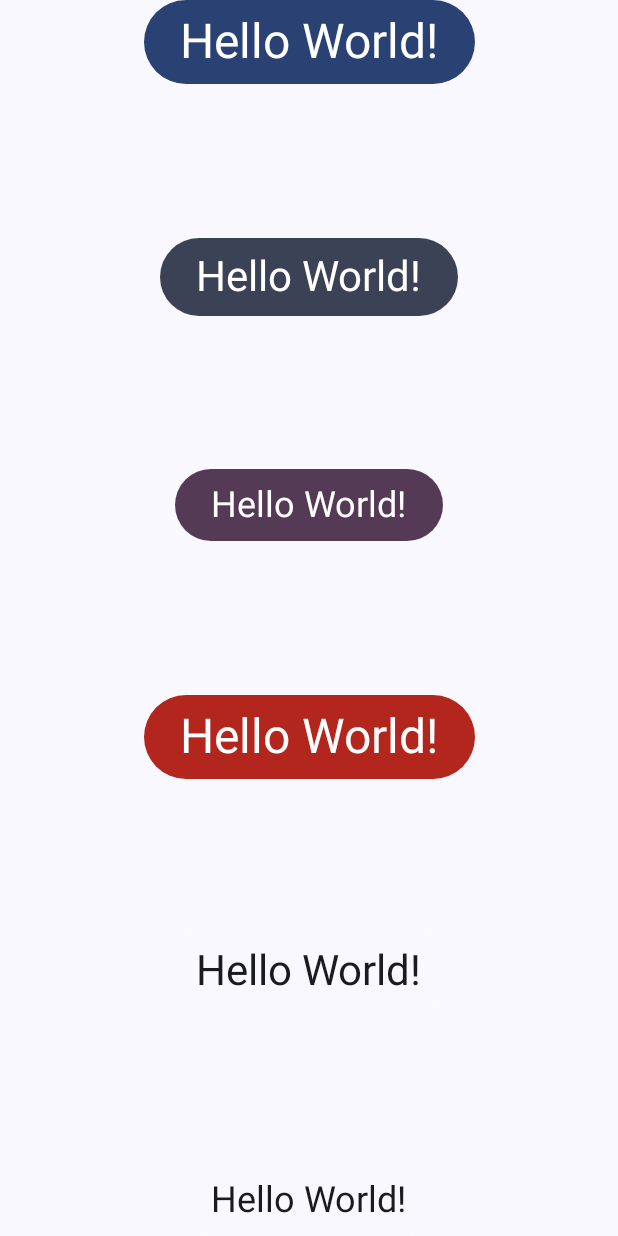
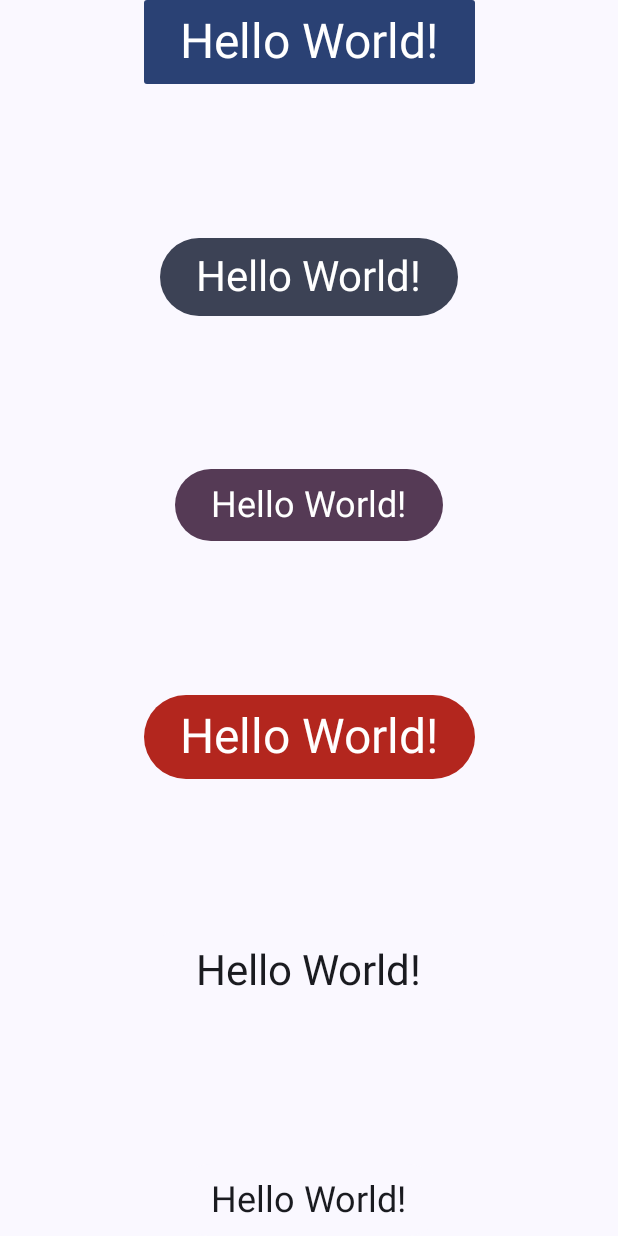
Before and after one commit to cemoner/Cinee, an Android app built with Jetpack Compose: the screen it shows after launch (MainActivity), on a phone screen of 412 x 824 dp. Run offline under Robolectric (Android 15) with nearby library versions, the phone set to English and light mode, and no system bars.

Commit message:
theme setup(shapes,dimensions), component package and base files for ui kit creation

```diff
--- a/app/src/main/java/com/example/cinee/MainActivity.kt
+++ b/app/src/main/java/com/example/cinee/MainActivity.kt
@@ -1,6 +1,5 @@
 package com.example.cinee
 
-import android.content.res.Configuration
 import android.os.Bundle
 import androidx.activity.ComponentActivity
 import androidx.activity.compose.setContent
@@ -11,7 +10,6 @@ import androidx.compose.foundation.layout.Column
 import androidx.compose.foundation.layout.fillMaxSize
 import androidx.compose.foundation.layout.padding
 import androidx.compose.material3.Button
-import androidx.compose.material3.ButtonColors
 import androidx.compose.material3.ButtonDefaults
 import androidx.compose.material3.MaterialTheme
 import androidx.compose.material3.Scaffold
@@ -20,13 +18,8 @@ import androidx.compose.material3.Text
 import androidx.compose.runtime.Composable
 import androidx.compose.ui.Alignment
 import androidx.compose.ui.Modifier
-import androidx.compose.ui.tooling.preview.Devices
 import androidx.compose.ui.tooling.preview.Preview
-import androidx.compose.ui.tooling.preview.PreviewDynamicColors
 import androidx.compose.ui.tooling.preview.PreviewLightDark
-import androidx.compose.ui.tooling.preview.PreviewScreenSizes
-import androidx.compose.ui.unit.dp
-import androidx.sqlite.db.SupportSQLiteOpenHelper
 import com.example.cinee.ui.theme.CineeTheme
 
 class MainActivity : ComponentActivity() {
@@ -57,7 +50,9 @@ fun AppScreen(modifier: Modifier = Modifier) {
             verticalArrangement = Arrangement.SpaceBetween,
             horizontalAlignment = Alignment.CenterHorizontally
         ) {
-            Button(onClick = { /*TODO*/ },
+            Button(
+                shape = MaterialTheme.shapes.extraSmall,
+                onClick = { /*TODO*/ },
                 colors = ButtonDefaults.buttonColors(containerColor = MaterialTheme.colorScheme.primary)
             ) {
                 Text(text = "Hello World!", style = MaterialTheme.typography.headlineLarge, color = MaterialTheme.colorScheme.onPrimary)
@@ -77,7 +72,9 @@ fun AppScreen(modifier: Modifier = Modifier) {
             ) {
                 Text(text = "Hello World!", style = MaterialTheme.typography.headlineLarge, color = MaterialTheme.colorScheme.onError)
             }
-            Button(onClick = { /*TODO*/ },
+            Button(
+                shape = MaterialTheme.shapes.medium,
+                onClick = { /*TODO*/ },
                 colors = ButtonDefaults.buttonColors(containerColor = MaterialTheme.colorScheme.surface)
             ) {
                 Text(text = "Hello World!", style = MaterialTheme.typography.headlineMedium, color = MaterialTheme.colorScheme.onSurface)
@@ -94,14 +91,11 @@ fun AppScreen(modifier: Modifier = Modifier) {
 @Preview(
     showBackground = true,
     showSystemUi = true,
-    uiMode = Configuration.UI_MODE_NIGHT_NO,
-    device = Devices.NEXUS_5
 )
 @PreviewLightDark
-@PreviewDynamicColors
 @Composable
 fun AppScreenPreview() {
     CineeTheme {
-        AppScreen(modifier = Modifier.padding(16.dp))
+        AppScreen()
     }
 }
--- /dev/null
+++ b/app/src/main/java/com/example/cinee/component/bottomsheet/CustomBottomSheet.kt
@@ -0,0 +1,4 @@
+package com.example.cinee.component.bottomsheet
+
+class CustomBottomSheet {
+}
--- /dev/null
+++ b/app/src/main/java/com/example/cinee/component/button/PrimaryButton.kt
@@ -0,0 +1 @@
+package com.example.cinee.component.button
--- /dev/null
+++ b/app/src/main/java/com/example/cinee/component/button/SecondaryButton.kt
@@ -0,0 +1 @@
+package com.example.cinee.component.button
--- /dev/null
+++ b/app/src/main/java/com/example/cinee/component/card/CustomCard.kt
@@ -0,0 +1 @@
+package com.example.cinee.component.card
--- /dev/null
+++ b/app/src/main/java/com/example/cinee/component/chip/ActionChip.kt
@@ -0,0 +1 @@
+package com.example.cinee.component.chip
--- /dev/null
+++ b/app/src/main/java/com/example/cinee/component/chip/FilterChip.kt
@@ -0,0 +1 @@
+package com.example.cinee.component.chip
--- /dev/null
+++ b/app/src/main/java/com/example/cinee/component/dialog/AlertDialog.kt
@@ -0,0 +1 @@
+package com.example.cinee.component.dialog
--- /dev/null
+++ b/app/src/main/java/com/example/cinee/component/image/AvatarImage.kt
@@ -0,0 +1 @@
+package com.example.cinee.component.image
--- /dev/null
+++ b/app/src/main/java/com/example/cinee/component/input/PasswordTextField.kt
@@ -0,0 +1 @@
+package com.example.cinee.component.input
--- /dev/null
+++ b/app/src/main/java/com/example/cinee/component/input/UserNameTextField.kt
@@ -0,0 +1 @@
+package com.example.cinee.component.input
--- /dev/null
+++ b/app/src/main/java/com/example/cinee/component/progress/CircularProgressBar.kt
@@ -0,0 +1 @@
+package com.example.cinee.component.progress
--- /dev/null
+++ b/app/src/main/java/com/example/cinee/component/progress/LinearProgressBar.kt
@@ -0,0 +1 @@
+package com.example.cinee.component.progress
--- /dev/null
+++ b/app/src/main/java/com/example/cinee/component/text/BodyText.kt
@@ -0,0 +1 @@
+package com.example.cinee.component.text
--- /dev/null
+++ b/app/src/main/java/com/example/cinee/component/text/HeaderText.kt
@@ -0,0 +1 @@
+package com.example.cinee.component.text
--- /dev/null
+++ b/app/src/main/java/com/example/cinee/ui/theme/Shape.kt
@@ -0,0 +1,11 @@
+package com.example.cinee.ui.theme
+import androidx.compose.material3.Shapes
+import androidx.compose.foundation.shape.RoundedCornerShape
+import androidx.compose.ui.unit.dp
+
+val Shapes = Shapes(
+    extraSmall = RoundedCornerShape(2.dp),  // e.g., small chips
+    small = RoundedCornerShape(4.dp),      // e.g., buttons
+    medium = RoundedCornerShape(8.dp),     // e.g., cards
+    large = RoundedCornerShape(16.dp)      // e.g., modals
+)
--- a/app/src/main/java/com/example/cinee/ui/theme/Theme.kt
+++ b/app/src/main/java/com/example/cinee/ui/theme/Theme.kt
@@ -271,6 +271,7 @@ fun CineeTheme(
   MaterialTheme(
     colorScheme = colorScheme,
     typography = AppTypography,
+      shapes = Shapes,
     content = content
   )
 }
```
Also changed, not shown: app/src/main/java/com/example/cinee/ui/theme/Dimension.kt (added, +11 -0 lines).
